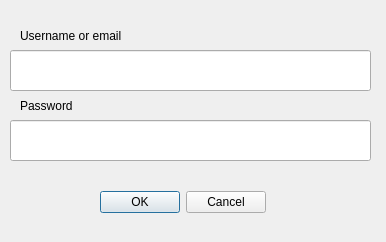
First picture: the form in login_dialog.ui, repository chairemobilite/transition_qgis, before the edit.
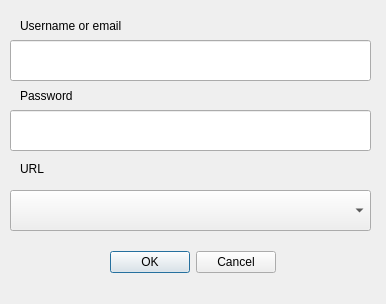
Second picture: the form after the edit. Custom widgets are drawn as their Qt base class.

Commit message:
Added persistant login with token & URL choice (#19)
Token handling

The edit to the form file:
```diff
--- a/login_dialog.ui
+++ b/login_dialog.ui
@@ -7,7 +7,7 @@
     <x>0</x>
     <y>0</y>
     <width>386</width>
-    <height>242</height>
+    <height>304</height>
    </rect>
   </property>
   <property name="windowTitle">
@@ -17,7 +17,7 @@
    <property name="geometry">
     <rect>
      <x>20</x>
-     <y>90</y>
+     <y>80</y>
      <width>341</width>
      <height>31</height>
     </rect>
@@ -30,7 +30,7 @@
    <property name="geometry">
     <rect>
      <x>20</x>
-     <y>20</y>
+     <y>10</y>
      <width>341</width>
      <height>31</height>
     </rect>
@@ -43,7 +43,7 @@
    <property name="geometry">
     <rect>
      <x>10</x>
-     <y>50</y>
+     <y>40</y>
      <width>361</width>
      <height>41</height>
     </rect>
@@ -53,7 +53,7 @@
    <property name="geometry">
     <rect>
      <x>10</x>
-     <y>120</y>
+     <y>110</y>
      <width>361</width>
      <height>41</height>
     </rect>
@@ -71,8 +71,8 @@
   <widget class="QDialogButtonBox" name="buttonBox">
    <property name="geometry">
     <rect>
-     <x>100</x>
-     <y>190</y>
+     <x>110</x>
+     <y>250</y>
      <width>166</width>
      <height>25</height>
     </rect>
@@ -84,6 +84,29 @@
     <bool>false</bool>
    </property>
   </widget>
+  <widget class="QComboBox" name="comboBox">
+   <property name="geometry">
+    <rect>
+     <x>10</x>
+     <y>190</y>
+     <width>361</width>
+     <height>41</height>
+    </rect>
+   </property>
+  </widget>
+  <widget class="QLabel" name="label">
+   <property name="geometry">
+    <rect>
+     <x>20</x>
+     <y>160</y>
+     <width>67</width>
+     <height>17</height>
+    </rect>
+   </property>
+   <property name="text">
+    <string>URL</string>
+   </property>
+  </widget>
  </widget>
  <customwidgets>
   <customwidget>
```
The commit also changes 3 other files.
